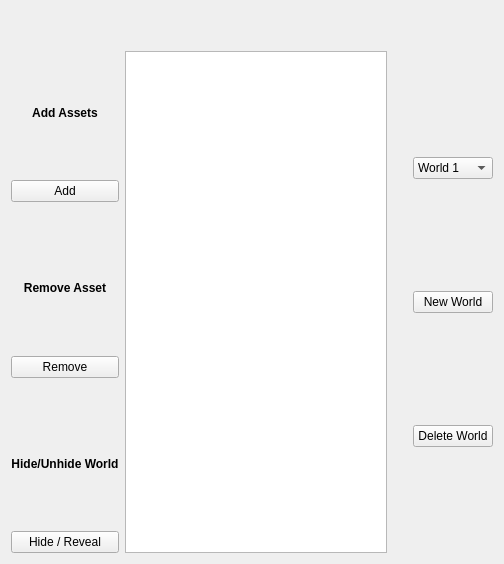
Before: the Qt Designer form wk10_swap.ui in roblu01/Scene_Swap--Blender_app, drawn with Qt 5.
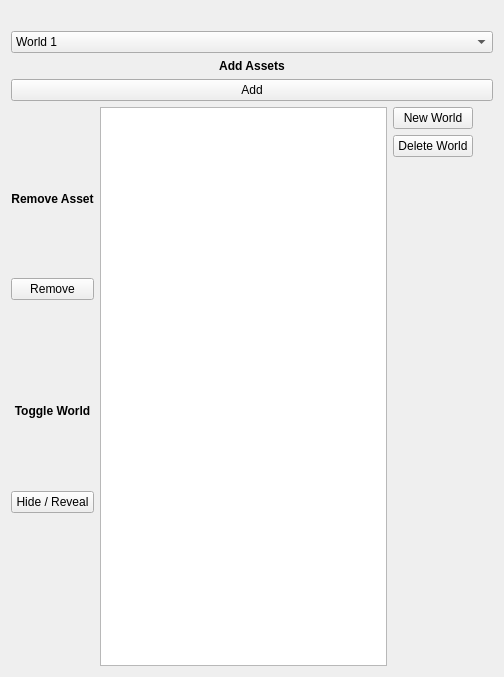
After: the same form once the commit is applied. Icons and pictures are not drawn.

Commit message: just toggle hide

Patch:
```diff
--- a/wk10_swap.ui
+++ b/wk10_swap.ui
@@ -7,7 +7,7 @@
     <x>0</x>
     <y>0</y>
     <width>504</width>
-    <height>564</height>
+    <height>677</height>
    </rect>
   </property>
   <property name="windowTitle">
@@ -25,15 +25,24 @@
     </widget>
    </item>
    <item>
-    <layout class="QHBoxLayout" name="horizontalLayout_4">
-     <property name="topMargin">
-      <number>20</number>
-     </property>
+    <widget class="QComboBox" name="cbx_worlds">
+     <item>
+      <property name="text">
+       <string>World 1</string>
+      </property>
+     </item>
      <item>
-      <layout class="QVBoxLayout" name="verticalLayout_6">
-       <property name="rightMargin">
-        <number>0</number>
-       </property>
+      <property name="text">
+       <string>World 2</string>
+      </property>
+     </item>
+     <item>
+      <property name="text">
+       <string>World 3</string>
+      </property>
+     </item>
+    </widget>
+   </item>
        <item>
         <widget class="QLabel" name="label_2">
          <property name="minimumSize">
@@ -63,6 +72,16 @@
         </widget>
        </item>
        <item>
+    <layout class="QHBoxLayout" name="horizontalLayout_4">
+     <property name="topMargin">
+      <number>0</number>
+     </property>
+     <item>
+      <layout class="QVBoxLayout" name="verticalLayout_6">
+       <property name="rightMargin">
+        <number>0</number>
+       </property>
+       <item>
         <widget class="QLabel" name="label_5">
          <property name="maximumSize">
           <size>
@@ -99,6 +118,12 @@
        </item>
        <item>
         <widget class="QLabel" name="label_4">
+         <property name="minimumSize">
+          <size>
+           <width>0</width>
+           <height>25</height>
+          </size>
+         </property>
          <property name="maximumSize">
           <size>
            <width>16777215</width>
@@ -118,15 +143,13 @@
           </font>
          </property>
          <property name="text">
-          <string>Hide/Unhide World</string>
+          <string>Toggle World</string>
          </property>
          <property name="alignment">
           <set>Qt::AlignmentFlag::AlignCenter</set>
          </property>
         </widget>
        </item>
-       <item>
-        <layout class="QHBoxLayout" name="horizontalLayout_7">
          <item>
           <widget class="QPushButton" name="btn_hide_toggle">
            <property name="text">
@@ -134,37 +157,36 @@
            </property>
           </widget>
          </item>
-        </layout>
+       <item>
+        <widget class="QLabel" name="label_7">
+         <property name="minimumSize">
+          <size>
+           <width>0</width>
+           <height>50</height>
+          </size>
+         </property>
+         <property name="text">
+          <string/>
+         </property>
+        </widget>
        </item>
       </layout>
      </item>
      <item>
-      <widget class="QTextBrowser" name="textBrowser"/>
+      <widget class="QTextBrowser" name="textBrowser">
+       <property name="minimumSize">
+        <size>
+         <width>0</width>
+         <height>250</height>
+        </size>
+       </property>
+      </widget>
      </item>
      <item>
-      <layout class="QVBoxLayout" name="verticalLayout_7">
-       <property name="leftMargin">
+      <layout class="QVBoxLayout" name="verticalLayout">
+       <property name="rightMargin">
         <number>20</number>
        </property>
-       <item>
-        <widget class="QComboBox" name="cbx_worlds">
-         <item>
-          <property name="text">
-           <string>World 1</string>
-          </property>
-         </item>
-         <item>
-          <property name="text">
-           <string>World 2</string>
-          </property>
-         </item>
-         <item>
-          <property name="text">
-           <string>World 3</string>
-          </property>
-         </item>
-        </widget>
-       </item>
        <item>
         <widget class="QPushButton" name="btn_new_world">
          <property name="text">
@@ -180,7 +202,17 @@
         </widget>
        </item>
        <item>
-        <layout class="QVBoxLayout" name="verticalLayout_8"/>
+        <widget class="QLabel" name="label_6">
+         <property name="minimumSize">
+          <size>
+           <width>0</width>
+           <height>50</height>
+          </size>
+         </property>
+         <property name="text">
+          <string/>
+         </property>
+        </widget>
        </item>
       </layout>
      </item>
```
Lines whose indentation alone changed are shown as unchanged. The commit also changes 1 other file.
